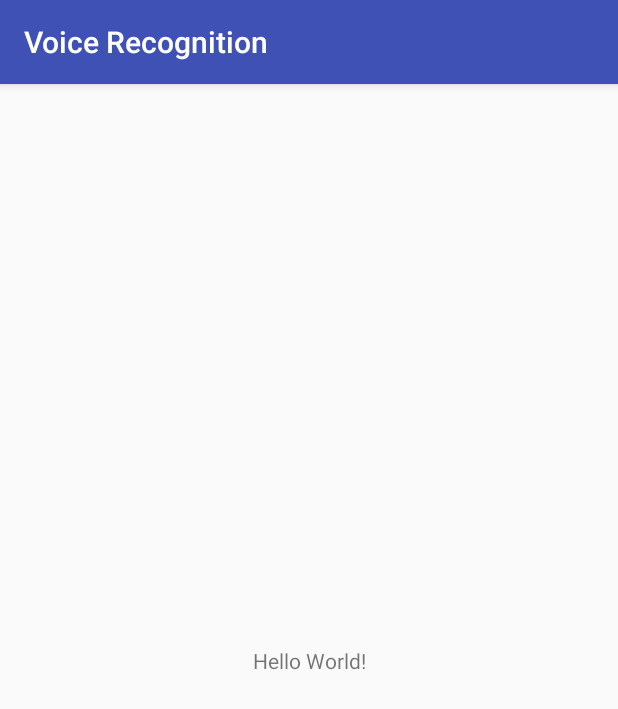
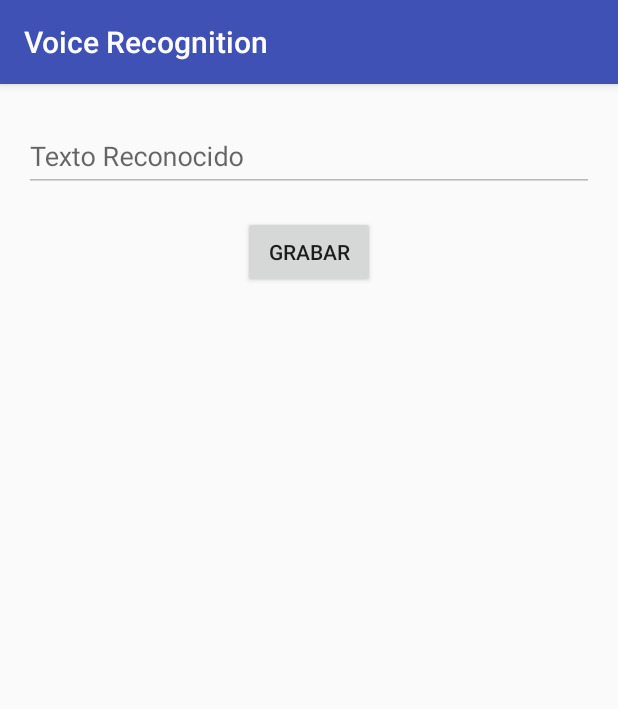
Before and after one commit to Anwera64/Reconocimiento-de-Voz, an Android app: the screen it shows after launch (MainActivity), on a phone screen of 412 x 824 dp. Shown: the top 709 px of the screen. Run offline under Robolectric (Android 15) with nearby library versions, the phone set to English and light mode, and no system bars.

```diff
--- a/app/src/main/AndroidManifest.xml
+++ b/app/src/main/AndroidManifest.xml
@@ -1,6 +1,9 @@
 <?xml version="1.0" encoding="utf-8"?>
 <manifest xmlns:android="http://schemas.android.com/apk/res/android"
     package="com.example.anton.voicerecognition">
+
+    <uses-permission android:name="android.permission.RECORD_AUDIO" />
+    <uses-permission android:name="android.permission.INTERNET" />
 
     <application
         android:allowBackup="true"
--- a/app/src/main/res/layout/activity_main.xml
+++ b/app/src/main/res/layout/activity_main.xml
@@ -1,18 +1,41 @@
 <?xml version="1.0" encoding="utf-8"?>
-<android.support.constraint.ConstraintLayout xmlns:android="http://schemas.android.com/apk/res/android"
-    xmlns:app="http://schemas.android.com/apk/res-auto"
+<LinearLayout xmlns:android="http://schemas.android.com/apk/res/android"
     xmlns:tools="http://schemas.android.com/tools"
     android:layout_width="match_parent"
     android:layout_height="match_parent"
+    android:orientation="vertical"
+    android:padding="16dp"
     tools:context=".MainActivity">
 
-    <TextView
+    <android.support.design.widget.TextInputLayout
+        android:id="@+id/textInputLayout"
+        android:layout_width="match_parent"
+        android:layout_height="wrap_content">
+
+        <EditText
+            android:id="@+id/textOutput"
+            android:layout_width="match_parent"
+            android:layout_height="wrap_content"
+            android:layout_alignParentTop="true"
+            android:layout_centerHorizontal="true"
+            android:layout_marginBottom="16dp"
+            android:layout_marginTop="16dp"
+            android:enabled="false"
+            android:hint="Texto Reconocido" />
+
+    </android.support.design.widget.TextInputLayout>
+
+    <Button
+        android:id="@+id/btRecord"
         android:layout_width="wrap_content"
         android:layout_height="wrap_content"
-        android:text="Hello World!"
-        app:layout_constraintBottom_toBottomOf="parent"
-        app:layout_constraintLeft_toLeftOf="parent"
-        app:layout_constraintRight_toRightOf="parent"
-        app:layout_constraintTop_toTopOf="parent" />
+        android:layout_gravity="center"
+        android:text="Grabar" />
 
-</android.support.constraint.ConstraintLayout>
+    <android.support.v7.widget.RecyclerView
+        android:id="@+id/rvPastTexts"
+        android:layout_width="match_parent"
+        android:layout_height="match_parent"
+        android:layout_marginTop="32dp" />
+
+</LinearLayout>
--- a/app/src/main/res/values/strings.xml
+++ b/app/src/main/res/values/strings.xml
@@ -1,3 +1,10 @@
 <resources>
     <string name="app_name">Voice Recognition</string>
+
+    <!-- Button texts -->
+    <string name="listening">Esuchando…</string>
+    <string name="start_talking">Empieza a hablar</string>
+    <string name="stop">Parar</string>
+    <string name="couldnt_recognize">No se pudo reconocer la voz</string>
+    <string name="need_permissions">Necesito Persmisos</string>
 </resources>
```
Also changed, not shown: app/build.gradle (+7 -0 lines), app/src/main/java/com/example/anton/voicerecognition/MainActivity.kt (+108 -1 lines), 1 other file.
